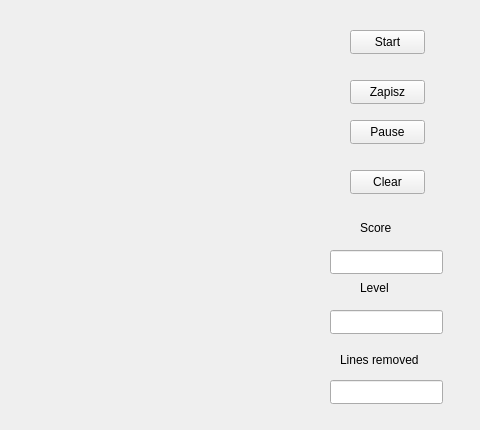
KacperRygal/Tetris_Rygal_Wozniak, file TetrisProjekt/mainwindowtetris.ui: the form before one commit; both pictures show x 320 to 800 and y 0 to 430 of the 800 by 600 pixel window.
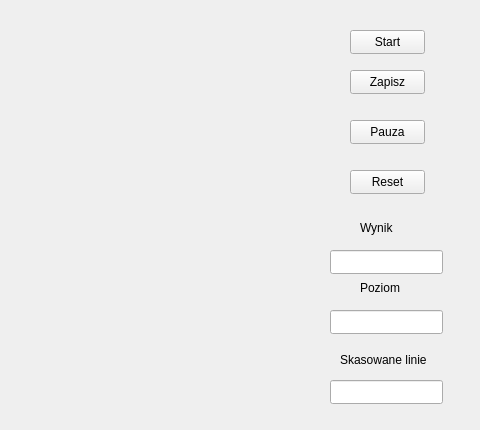
The form after the commit.

What changed in the file:
```diff
--- a/TetrisProjekt/mainwindowtetris.ui
+++ b/TetrisProjekt/mainwindowtetris.ui
@@ -37,7 +37,7 @@
      </rect>
     </property>
     <property name="text">
-     <string>Pause</string>
+     <string>Pauza</string>
     </property>
    </widget>
    <widget class="QPushButton" name="clearButton">
@@ -50,7 +50,7 @@
      </rect>
     </property>
     <property name="text">
-     <string>Clear</string>
+     <string>Reset</string>
     </property>
    </widget>
    <widget class="QLabel" name="label">
@@ -63,7 +63,7 @@
      </rect>
     </property>
     <property name="text">
-     <string>Score</string>
+     <string>Wynik</string>
     </property>
    </widget>
    <widget class="QLabel" name="label_2">
@@ -76,7 +76,7 @@
      </rect>
     </property>
     <property name="text">
-     <string>Level</string>
+     <string>Poziom</string>
     </property>
    </widget>
    <widget class="QLabel" name="label_3">
@@ -84,12 +84,12 @@
      <rect>
       <x>660</x>
       <y>350</y>
-      <width>81</width>
+      <width>91</width>
       <height>20</height>
      </rect>
     </property>
     <property name="text">
-     <string>Lines removed</string>
+     <string>Skasowane linie</string>
     </property>
    </widget>
    <widget class="QLineEdit" name="displayScore">
@@ -126,7 +126,7 @@
     <property name="geometry">
      <rect>
       <x>670</x>
-      <y>80</y>
+      <y>70</y>
       <width>75</width>
       <height>24</height>
      </rect>
```
